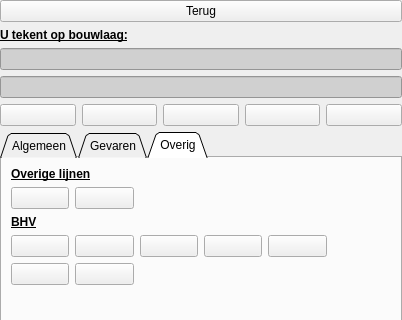
Above: plugin/oiv/bag_pand/oiv_tekenen_widget.ui from OIV-NL-QGIS/QGIS_project before the change; both pictures show x 0 to 402 and y 0 to 320 of the 402 by 853 pixel window. Below: the same form after it.
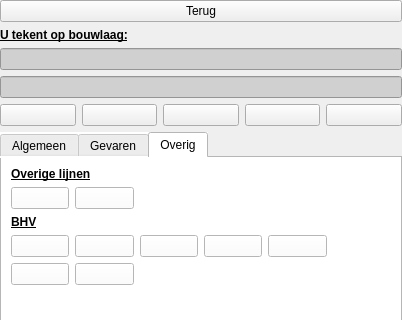
That is the form after the change. The open tabs and pages were chosen to show the change. Icons and pictures are not drawn.

Commit message:
change tab color and shape tekenen widget
resolves #382

Patch:
```diff
--- a/plugin/oiv/bag_pand/oiv_tekenen_widget.ui
+++ b/plugin/oiv/bag_pand/oiv_tekenen_widget.ui
@@ -51,9 +51,9 @@
        <property name="geometry">
         <rect>
          <x>0</x>
-         <y>-8</y>
+         <y>0</y>
          <width>385</width>
-         <height>839</height>
+         <height>845</height>
         </rect>
        </property>
        <layout class="QGridLayout" name="gridLayout_5">
@@ -140,8 +140,12 @@
           </item>
           <item row="7" column="1">
            <widget class="QTabWidget" name="tabWidget">
+            <property name="styleSheet">
+             <string notr="true">background-color: rgb(255, 255, 255);
+</string>
+            </property>
             <property name="tabShape">
-             <enum>QTabWidget::Triangular</enum>
+             <enum>QTabWidget::Rounded</enum>
             </property>
             <property name="currentIndex">
              <number>0</number>
```
Left out of the diff: 607 changed lines with no effect on the pictures. The commit also changes 1 other file.
